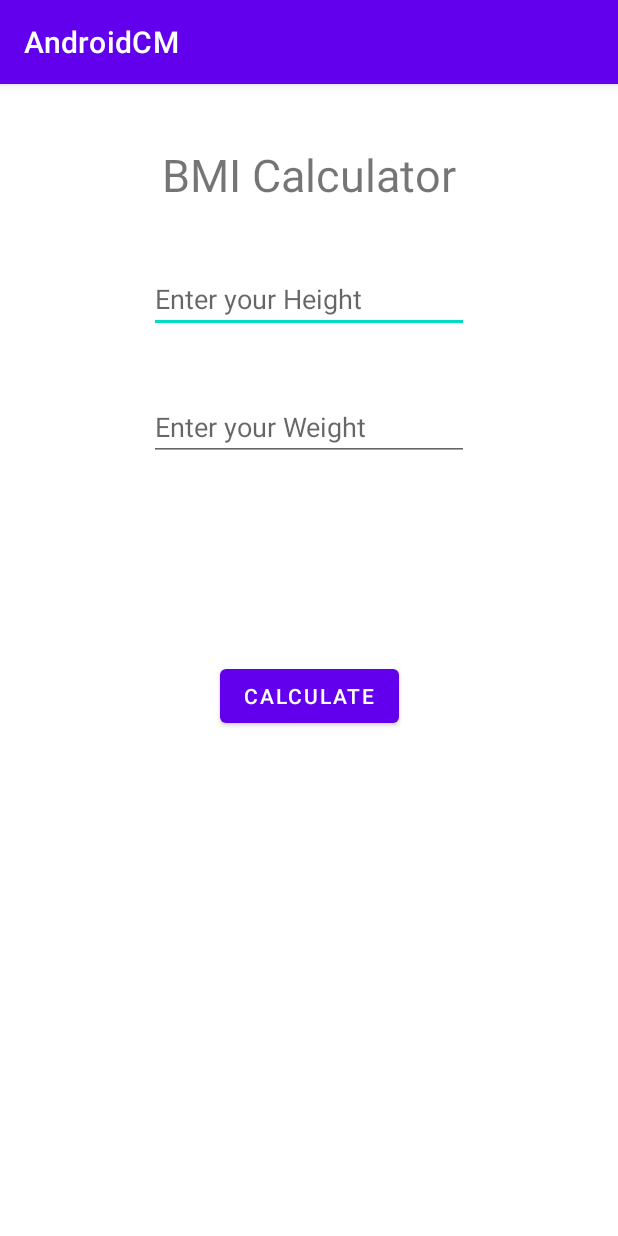
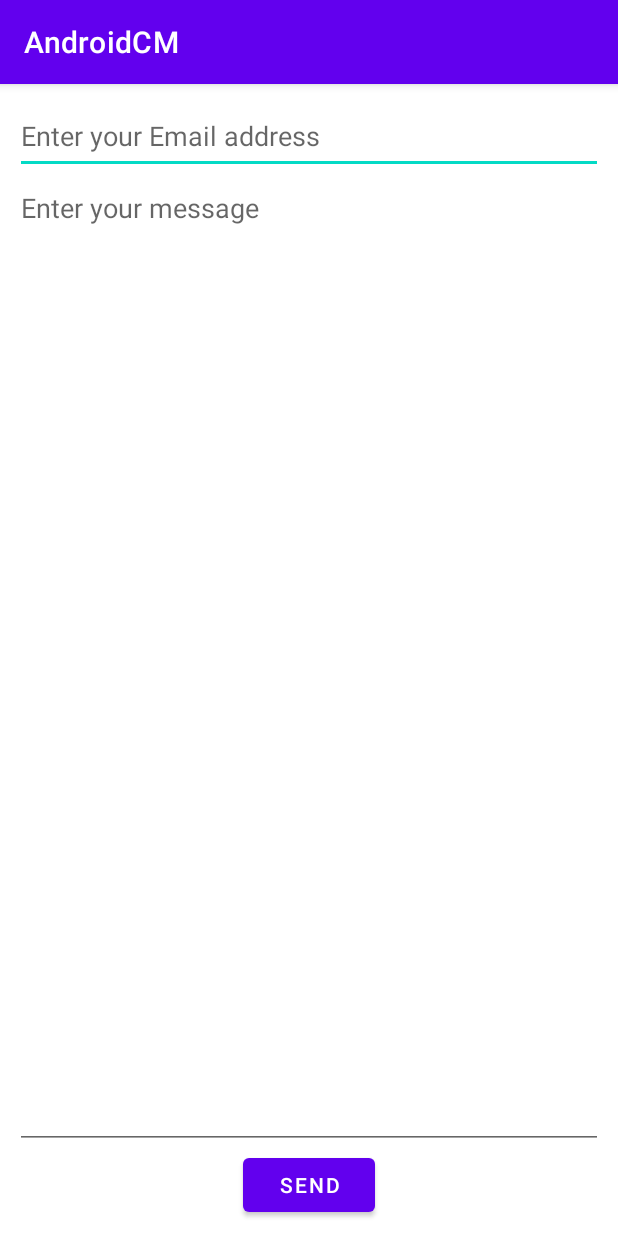
Before and after one commit to nthungvn/android-complete-masterclass, an Android app: the screen it shows after launch (MainActivity), on a phone screen of 412 x 824 dp. Run offline under Robolectric (Android 15) with nearby library versions, the phone set to English and light mode, and no system bars.

Commit message:
LinearLayout

```diff
--- a/app/src/main/java/vn/vl/nthung/androidcm/MainActivity.java
+++ b/app/src/main/java/vn/vl/nthung/androidcm/MainActivity.java
@@ -14,14 +14,4 @@ public class MainActivity extends AppCompatActivity {
         super.onCreate(savedInstanceState);
         setContentView(R.layout.activity_main);
     }
-
-    public void buttonClicked(View view) {
-        TextView output = findViewById(R.id.bmiResult);
-        TextView height = findViewById(R.id.yourHeight);
-        TextView weight = findViewById(R.id.yourWeight);
-        Float heightValue = Float.valueOf(height.getText().toString());
-        Float weightValue = Float.valueOf(weight.getText().toString());
-        Float bmiResult = heightValue / (weightValue * weightValue);
-        output.setText(bmiResult.toString());
-    }
 }
--- a/app/src/main/res/layout/activity_main.xml
+++ b/app/src/main/res/layout/activity_main.xml
@@ -1,64 +1,30 @@
 <?xml version="1.0" encoding="utf-8"?>
-<androidx.constraintlayout.widget.ConstraintLayout xmlns:android="http://schemas.android.com/apk/res/android"
-    xmlns:app="http://schemas.android.com/apk/res-auto"
+<LinearLayout xmlns:android="http://schemas.android.com/apk/res/android"
     xmlns:tools="http://schemas.android.com/tools"
     android:layout_width="match_parent"
     android:layout_height="match_parent"
-    tools:context=".MainActivity">
+    android:orientation="vertical"
+    android:padding="10dp"
+    tools:context=".MainActivity" >
 
-    <TextView
-        android:id="@+id/appName"
+    <EditText
+        android:layout_width="match_parent"
+        android:layout_height="50dp"
+        android:hint="Enter your Email address" />
+
+    <EditText
+        android:id="@+id/editTextTextMultiLine"
+        android:layout_width="match_parent"
+        android:layout_height="0dp"
+        android:layout_weight="1"
+        android:gravity="top"
+        android:hint="Enter your message"
+        android:inputType="textMultiLine" />
+
+    <Button
         android:layout_width="wrap_content"
         android:layout_height="wrap_content"
-        android:layout_marginTop="40dp"
-        android:text="BMI Calculator"
-        android:textSize="30dp"
-        app:layout_constraintEnd_toEndOf="parent"
-        app:layout_constraintStart_toStartOf="parent"
-        app:layout_constraintTop_toTopOf="parent" />
+        android:layout_gravity="center"
+        android:text="Send" />
 
-    <EditText
-        android:id="@+id/yourHeight"
-        android:layout_width="wrap_content"
-        android:layout_height="wrap_content"
-        android:layout_marginTop="40dp"
-        android:ems="10"
-        android:hint="Enter your Height"
-        android:inputType="numberDecimal"
-        app:layout_constraintEnd_toEndOf="parent"
-        app:layout_constraintStart_toStartOf="parent"
-        app:layout_constraintTop_toBottomOf="@+id/appName" />
-
-    <EditText
-        android:id="@+id/yourWeight"
-        android:layout_width="wrap_content"
-        android:layout_height="wrap_content"
-        android:layout_marginTop="40dp"
-        android:ems="10"
-        android:hint="Enter your Weight"
-        android:inputType="numberDecimal"
-        app:layout_constraintEnd_toEndOf="parent"
-        app:layout_constraintStart_toStartOf="parent"
-        app:layout_constraintTop_toBottomOf="@+id/yourHeight" />
-
-    <TextView
-        android:id="@+id/bmiResult"
-        android:layout_width="wrap_content"
-        android:layout_height="wrap_content"
-        android:layout_marginTop="40dp"
-        android:textSize="24sp"
-        app:layout_constraintEnd_toEndOf="parent"
-        app:layout_constraintStart_toStartOf="parent"
-        app:layout_constraintTop_toBottomOf="@id/yourWeight" />
-
-    <Button
-        android:id="@+id/calculaBtn"
-        android:layout_width="wrap_content"
-        android:layout_height="wrap_content"
-        android:layout_marginTop="60dp"
-        android:onClick="buttonClicked"
-        android:text="Calculate"
-        app:layout_constraintEnd_toEndOf="parent"
-        app:layout_constraintStart_toStartOf="parent"
-        app:layout_constraintTop_toBottomOf="@id/bmiResult" />
-</androidx.constraintlayout.widget.ConstraintLayout>
+</LinearLayout>
```
